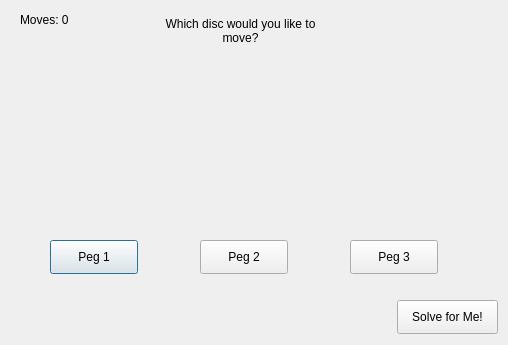
This is gamewindow.ui in Tauntalus/CSC-4430 as Qt 5 draws it before an edit. The edited form follows.
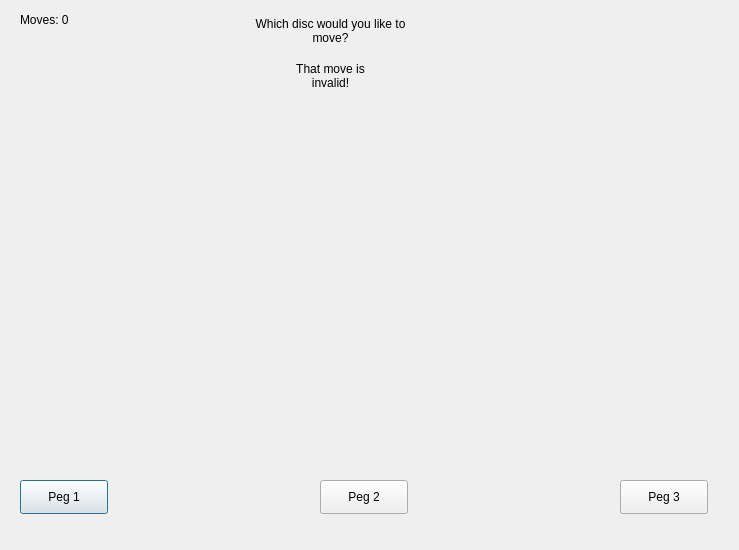
This is the edited form.

Commit message: Hooked up gamewindow to mainwindow. Refactored UI calls.

```diff
--- a/gamewindow.ui
+++ b/gamewindow.ui
@@ -6,8 +6,8 @@
    <rect>
     <x>0</x>
     <y>0</y>
-    <width>508</width>
-    <height>345</height>
+    <width>739</width>
+    <height>550</height>
    </rect>
   </property>
   <property name="windowTitle">
@@ -16,8 +16,8 @@
   <widget class="QPushButton" name="peg1Button">
    <property name="geometry">
     <rect>
-     <x>50</x>
-     <y>240</y>
+     <x>20</x>
+     <y>480</y>
      <width>88</width>
      <height>34</height>
     </rect>
@@ -29,8 +29,8 @@
   <widget class="QPushButton" name="peg2Button">
    <property name="geometry">
     <rect>
-     <x>200</x>
-     <y>240</y>
+     <x>320</x>
+     <y>480</y>
      <width>88</width>
      <height>34</height>
     </rect>
@@ -42,8 +42,8 @@
   <widget class="QPushButton" name="peg3Button">
    <property name="geometry">
     <rect>
-     <x>350</x>
-     <y>240</y>
+     <x>620</x>
+     <y>480</y>
      <width>88</width>
      <height>34</height>
     </rect>
@@ -52,23 +52,10 @@
     <string>Peg 3</string>
    </property>
   </widget>
-  <widget class="QPushButton" name="solveButton">
-   <property name="geometry">
-    <rect>
-     <x>397</x>
-     <y>300</y>
-     <width>101</width>
-     <height>34</height>
-    </rect>
-   </property>
-   <property name="text">
-    <string>Solve for Me!</string>
-   </property>
-  </widget>
   <widget class="QLabel" name="infoLabel">
    <property name="geometry">
     <rect>
-     <x>160</x>
+     <x>250</x>
      <y>10</y>
      <width>161</width>
      <height>41</height>
@@ -97,6 +84,28 @@
     <string>Moves: 0</string>
    </property>
   </widget>
+  <widget class="QLabel" name="errorLabel">
+   <property name="enabled">
+    <bool>true</bool>
+   </property>
+   <property name="geometry">
+    <rect>
+     <x>290</x>
+     <y>50</y>
+     <width>81</width>
+     <height>51</height>
+    </rect>
+   </property>
+   <property name="text">
+    <string>That move is invalid!</string>
+   </property>
+   <property name="alignment">
+    <set>Qt::AlignCenter</set>
+   </property>
+   <property name="wordWrap">
+    <bool>true</bool>
+   </property>
+  </widget>
  </widget>
  <resources/>
  <connections/>
```
The commit also changes 12 other files.
